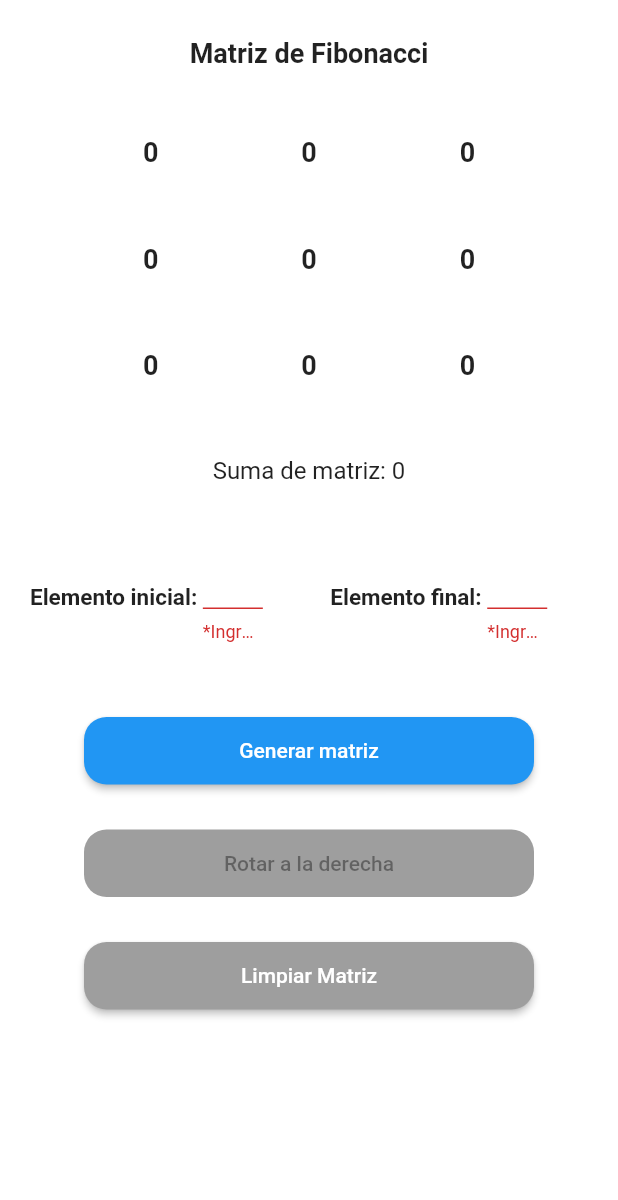
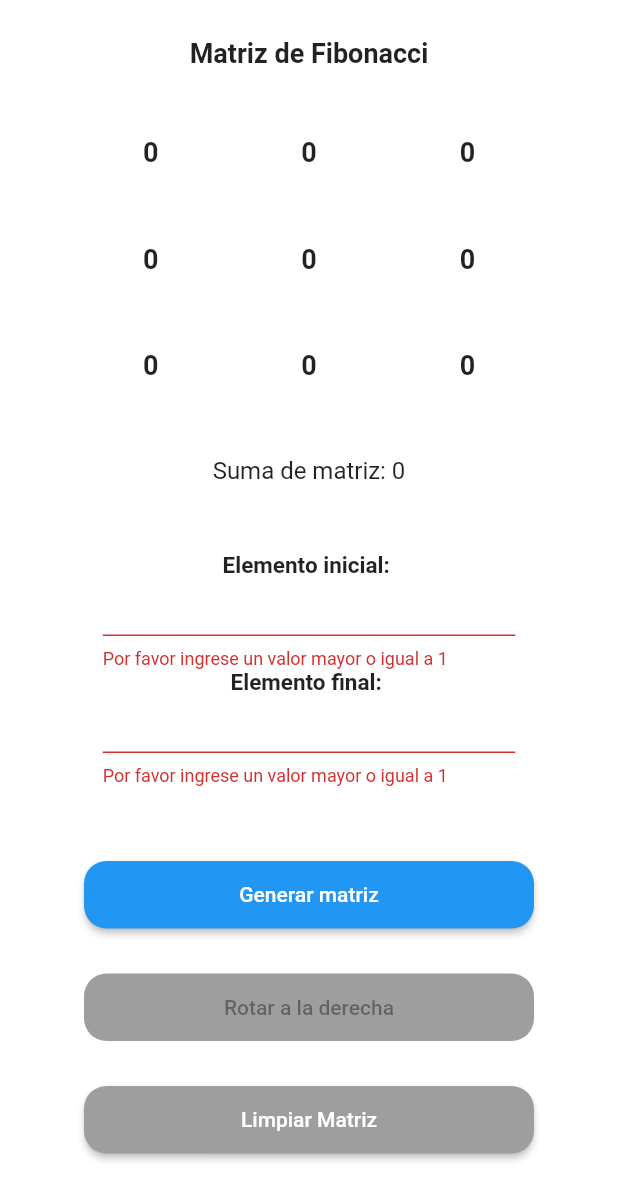
Before and after one commit to AbrahamHCz/fibonacci_flutter_test, a Flutter app: the screen it shows after launch, after a tap on "Generar matriz", on a phone screen of 412 x 824 dp. Shown: the top 1200 px of the screen. Run offline on Flutter 3.47's test engine with Material 2 defaults, Android fonts, the light colour scheme and no system bars.

Commit message:
full message

```diff
--- a/lib/Home/screens/home.dart
+++ b/lib/Home/screens/home.dart
@@ -13,6 +13,7 @@ class _HomeState extends State<Home> {
   @override
   Widget build(BuildContext context) {
     double height = MediaQuery.of(context).size.height * 0.08;
+    double width = MediaQuery.of(context).size.width * 0.08;
 
     return Scaffold(
       key: _scaffoldKey,
@@ -112,11 +113,8 @@ class _HomeState extends State<Home> {
                 key: _formKey,
                 child: Column(
                   children: [
-                    Row(
+                    Column(
                       children: [
-                        const SizedBox(
-                          width: 20,
-                        ),
                         const Text(
                           "Elemento inicial: ",
                           style: TextStyle(
@@ -124,8 +122,9 @@ class _HomeState extends State<Home> {
                         ),
                         SizedBox(
                           height: 60,
-                          width: 40,
+                          width: 275,
                           child: TextFormField(
+                            textAlign: TextAlign.center,
                             inputFormatters: <TextInputFormatter>[
                               FilteringTextInputFormatter.digitsOnly,
                             ],
@@ -134,15 +133,12 @@ class _HomeState extends State<Home> {
                               if (elementoInicialValue == null ||
                                   elementoInicialValue.isEmpty ||
                                   elementoInicialValue == "0") {
-                                return '*Ingresar...';
+                                return 'Por favor ingrese un valor mayor o igual a 1';
                               }
                               elementoInicial = elementoInicialValue;
                               return null;
                             },
                           ),
-                        ),
-                        const SizedBox(
-                          width: 45,
                         ),
                         const Text(
                           "Elemento final: ",
@@ -151,8 +147,9 @@ class _HomeState extends State<Home> {
                         ),
                         SizedBox(
                           height: 60,
-                          width: 40,
+                          width: 275,
                           child: TextFormField(
+                            textAlign: TextAlign.center,
                             inputFormatters: <TextInputFormatter>[
                               FilteringTextInputFormatter.digitsOnly,
                             ],
@@ -160,9 +157,10 @@ class _HomeState extends State<Home> {
                             validator: (elementoFinalValue) {
                               if (elementoFinalValue == null ||
                                   elementoFinalValue.isEmpty ||
-                                  elementoFinalValue == "0" ||
-                                  elementoFinalValue == elementoInicial) {
-                                return '*Ingresar...';
+                                  elementoFinalValue == "0") {
+                                return 'Por favor ingrese un valor mayor o igual a 1';
+                              } else if (elementoFinalValue == elementoFinal) {
+                                return 'Por favor ingrese un valor diferente al valor inicial';
                               }
                               elementoFinal = elementoFinalValue;
                               return null;
--- a/lib/main.dart
+++ b/lib/main.dart
@@ -16,7 +16,7 @@ class MyApp extends StatelessWidget {
       theme: ThemeData(
           scaffoldBackgroundColor: Colors.white, primaryColor: Colors.blue),
       initialRoute: '/home',
-      routes: {'/home': (context) => Home()},
+      routes: {'/home': (context) => const Home()},
     );
   }
 }
```
